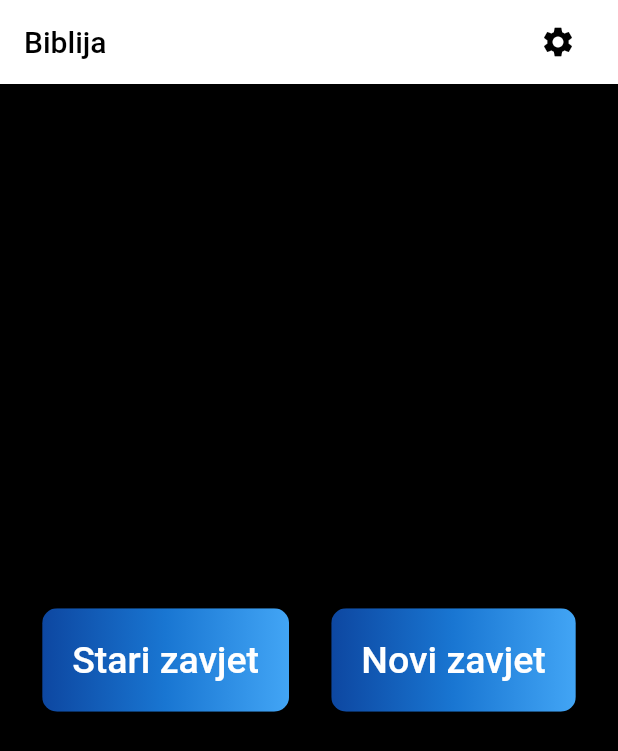
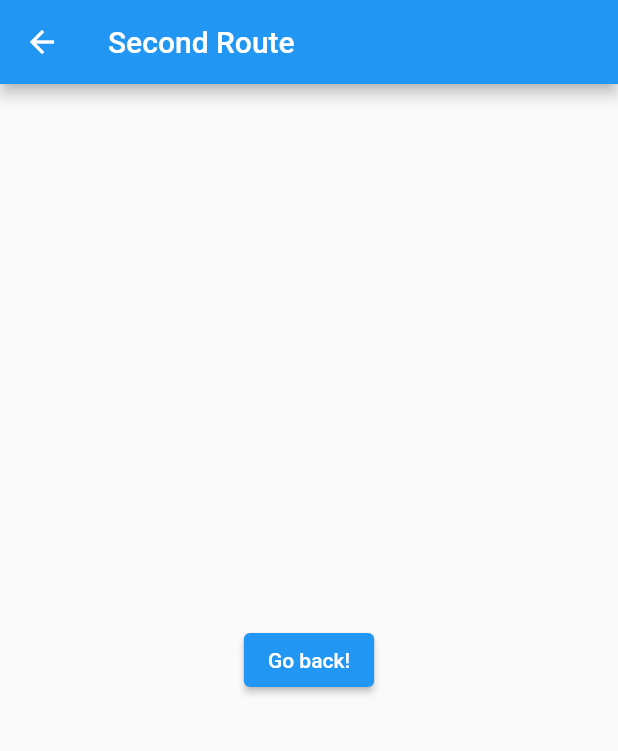
Before and after one commit to IvanVnucec/Biblija-KS, a Flutter app: the screen it shows after launch, after a tap on "Stari zavjet", on a phone screen of 412 x 824 dp. Shown: the top 751 px of the screen. Run offline on Flutter 3.47's test engine with Material 2 defaults, Android fonts, the phone set to English and light mode, and no system bars.

Commit message:
implement testament button navigation

```diff
--- a/app/bible/lib/main.dart
+++ b/app/bible/lib/main.dart
@@ -1,11 +1,20 @@
 import 'package:flutter/material.dart';
 
-void main() {
-  runApp(const MyApp());
-}
+void main() => runApp(const MyApp());
 
 class MyApp extends StatelessWidget {
   const MyApp({Key? key}) : super(key: key);
+
+  @override
+  Widget build(BuildContext context) {
+    return const MaterialApp(
+      home: MyHome()
+    );
+  }
+}
+
+class MyHome extends StatelessWidget {
+  const MyHome({Key? key}) : super(key: key);
 
   @override
   Widget build(BuildContext context) {
@@ -30,8 +39,26 @@
           child: Row(
             mainAxisAlignment: MainAxisAlignment.spaceEvenly,
             children: [
-              TestamentButtons('Stari zavjet'),
-              TestamentButtons('Novi zavjet'),
+              TestamentButtons(
+                title: 'Stari zavjet',
+                onPressed: () {
+                  Navigator.push(
+                    context,
+                    MaterialPageRoute(
+                        builder: (context) => const ListOldTestamentBooks()),
+                  );
+                },
+              ),
+              TestamentButtons(
+                title: 'Novi zavjet',
+                onPressed: () {
+                  Navigator.push(
+                    context,
+                    MaterialPageRoute(
+                        builder: (context) => const ListNewTestamentBooks()),
+                  );
+                },
+              ),
             ],
           ),
         ),
@@ -42,7 +69,8 @@
 }
 
 class TestamentButtons extends ClipRRect {
-  TestamentButtons(String title, {Key? key})
+  TestamentButtons(
+      {required String title, required VoidCallback? onPressed, Key? key})
       : super(
           key: key,
           borderRadius: BorderRadius.circular(10),
@@ -68,10 +96,52 @@
                   textStyle: const TextStyle(
                       fontSize: 25, fontWeight: FontWeight.w500),
                 ),
-                onPressed: () {},
+                onPressed: onPressed,
                 child: Text(title),
               ),
             ],
           ),
         );
 }
+
+class ListOldTestamentBooks extends StatelessWidget {
+  const ListOldTestamentBooks({Key? key}) : super(key: key);
+
+  @override
+  Widget build(BuildContext context) {
+    return Scaffold(
+      appBar: AppBar(
+        title: const Text('Second Route'),
+      ),
+      body: Center(
+        child: ElevatedButton(
+          onPressed: () {
+            Navigator.pop(context);
+          },
+          child: const Text('Go back!'),
+        ),
+      ),
+    );
+  }
+}
+
+class ListNewTestamentBooks extends StatelessWidget {
+  const ListNewTestamentBooks({Key? key}) : super(key: key);
+
+  @override
+  Widget build(BuildContext context) {
+    return Scaffold(
+      appBar: AppBar(
+        title: const Text('Second Route'),
+      ),
+      body: Center(
+        child: ElevatedButton(
+          onPressed: () {
+            Navigator.pop(context);
+          },
+          child: const Text('Go back!'),
+        ),
+      ),
+    );
+  }
+}
```
